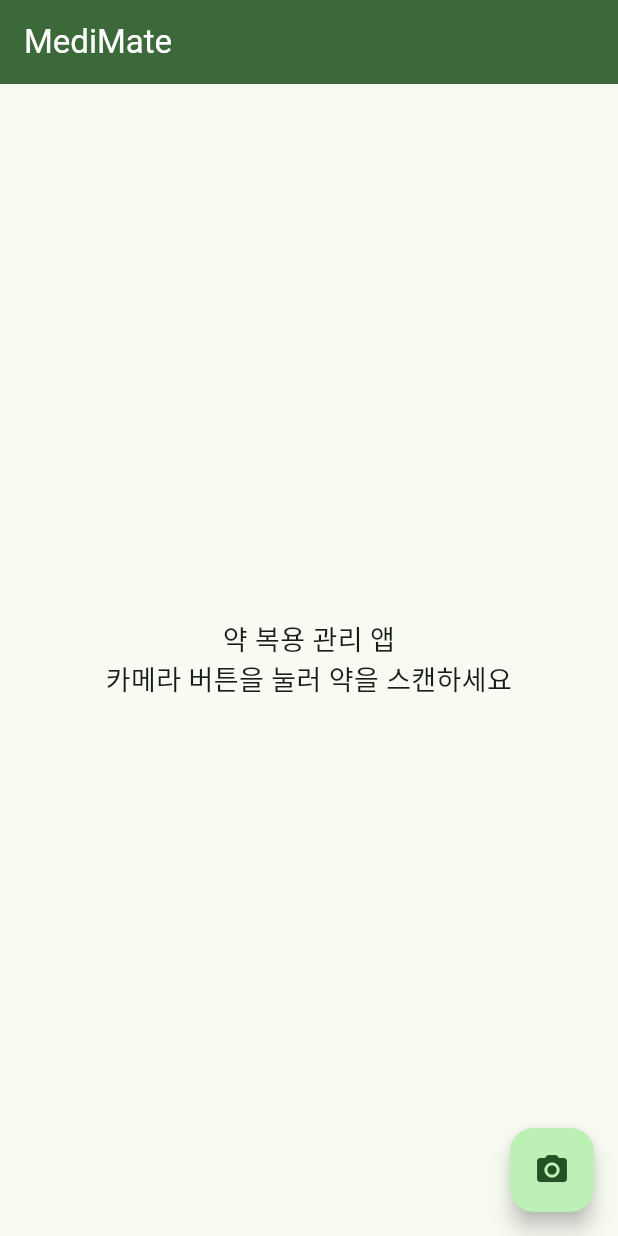
After one commit to 2024136034-hakcheol/MediMate, a Flutter app: the screen it shows after launch, on a phone screen of 412 x 824 dp. The commit adds this screen. Run offline on Flutter 3.47's test engine with Material 3 defaults, Android fonts, the light colour scheme and no system bars; our stand-ins replace flutter_dotenv, google_generative_ai, sqflite; accounts and stored records are empty.

Commit message:
학철: 슬라이드 권장 구조로 디렉토리 재편 (presentation/domain/data/application)

```diff
--- /dev/null
+++ b/lib/app.dart
@@ -0,0 +1,16 @@
+import 'package:flutter/material.dart';
+import 'presentation/screens/home_screen.dart';
+import 'presentation/theme/app_theme.dart';
+
+class MediMateApp extends StatelessWidget {
+  const MediMateApp({super.key});
+
+  @override
+  Widget build(BuildContext context) {
+    return MaterialApp(
+      title: 'MediMate',
+      theme: AppTheme.light,
+      home: const HomeScreen(),
+    );
+  }
+}
--- a/lib/services/gemini_service.dart
+++ b/lib/data/api/gemini_service.dart
@@ -44,7 +44,7 @@ class GeminiService {
 
   Future<MedicineInfo?> analyzeMedicineImage(File imageFile) async {
     final imageBytes = await imageFile.readAsBytes();
-    final prompt = '''
+    const prompt = '''
 당신은 약학 전문가입니다.
 첨부된 약 포장지 이미지를 분석하여 아래 JSON 형식으로 정보를 추출하세요.
 이미지에서 확인할 수 없는 항목은 null로 반환하세요.
--- a/lib/models/schedule.dart
+++ b/lib/domain/entities/schedule.dart
@@ -1,7 +1,7 @@
 class Schedule {
   final int? id;
   final int medicineId;
-  final String time; // "08:00"
+  final String time;
   final String startDate;
   final String? endDate;
   final bool isActive;
--- /dev/null
+++ b/lib/presentation/screens/home_screen.dart
@@ -0,0 +1,28 @@
+import 'package:flutter/material.dart';
+
+class HomeScreen extends StatelessWidget {
+  const HomeScreen({super.key});
+
+  @override
+  Widget build(BuildContext context) {
+    return Scaffold(
+      appBar: AppBar(
+        title: const Text('MediMate'),
+        backgroundColor: Theme.of(context).colorScheme.primary,
+        foregroundColor: Colors.white,
+      ),
+      body: const Center(
+        child: Text(
+          '약 복용 관리 앱\n카메라 버튼을 눌러 약을 스캔하세요',
+          textAlign: TextAlign.center,
+          style: TextStyle(fontSize: 18),
+        ),
+      ),
+      floatingActionButton: FloatingActionButton(
+        onPressed: () {},
+        tooltip: '약 스캔',
+        child: const Icon(Icons.camera_alt),
+      ),
+    );
+  }
+}
--- /dev/null
+++ b/lib/presentation/theme/app_theme.dart
@@ -0,0 +1,8 @@
+import 'package:flutter/material.dart';
+
+class AppTheme {
+  static final light = ThemeData(
+    colorScheme: ColorScheme.fromSeed(seedColor: const Color(0xFF4CAF50)),
+    useMaterial3: true,
+  );
+}
```
Also changed, not shown: lib/data/local/db_service.dart (renamed from lib/services/db_service.dart, +4 -13 lines), lib/main.dart (+3 -45 lines), lib/domain/entities/intake_log.dart (renamed from lib/models/intake_log.dart), lib/domain/entities/medicine.dart (renamed from lib/models/medicine.dart), 1 other file.
